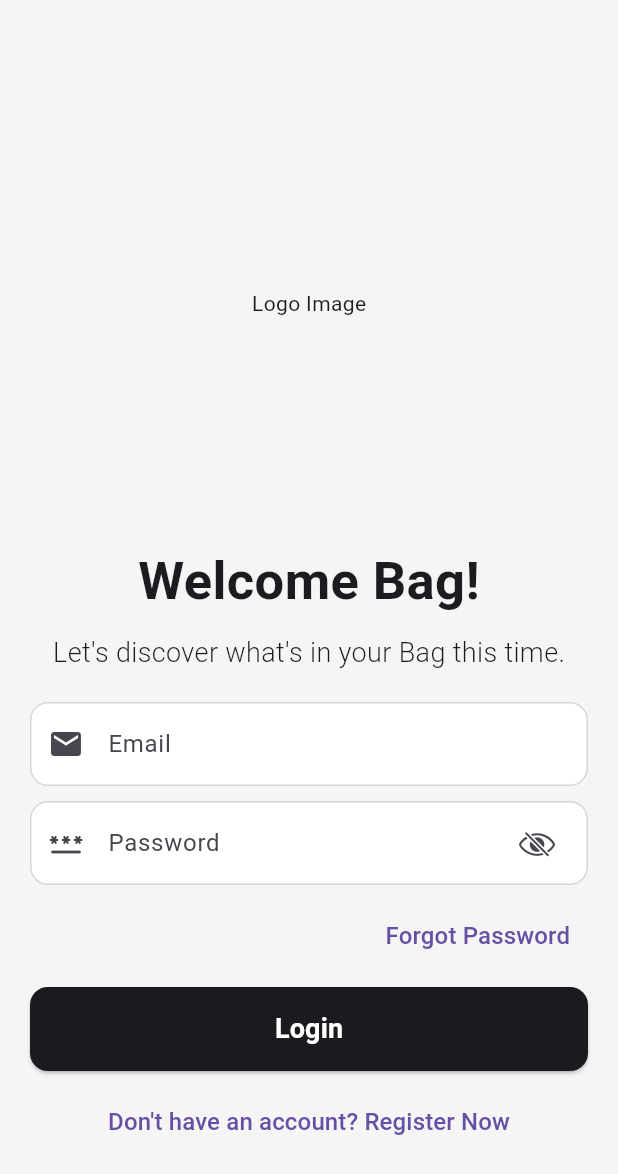
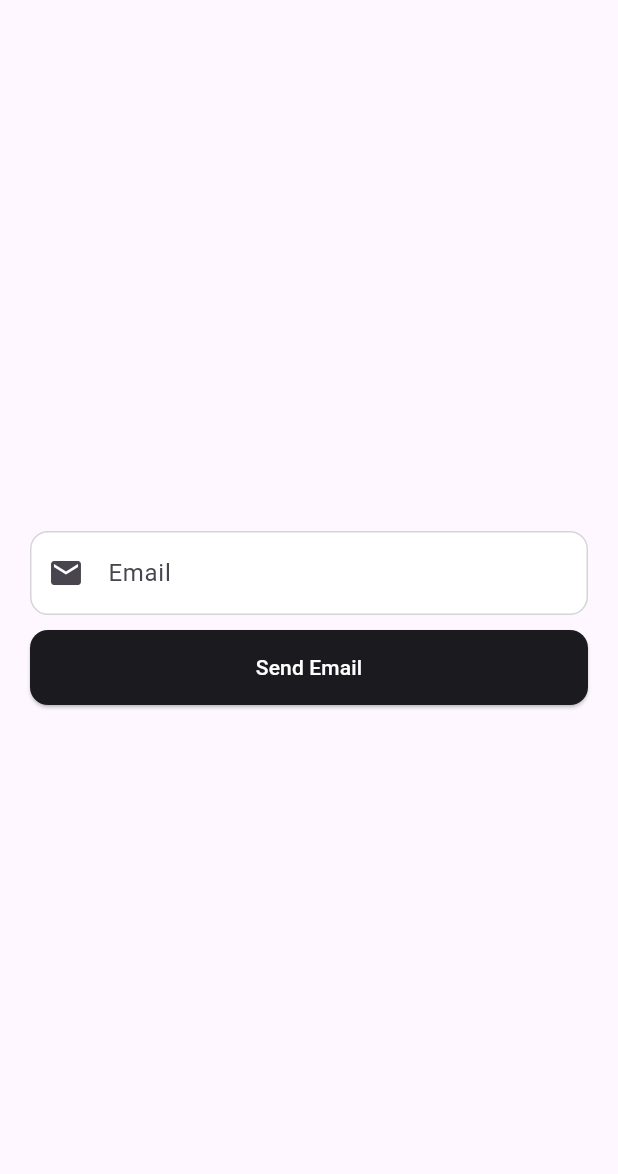
Before and after one commit to ltsatsi/E-Commerce, a Flutter app: the LoginPage screen opened by its route, after a tap on "Forgot Password", on a phone screen of 412 x 824 dp. Shown: the top 1174 px of the screen. Run offline on Flutter 3.47's test engine with Material 3 defaults, Android fonts, the phone set to English and light mode, and no system bars; our stand-ins replace cloud_firestore, firebase_auth, firebase_core, flutter_riverpod, riverpod; accounts and stored records are empty; network calls fail.

Commit message:
Reset Password Added

```diff
--- /dev/null
+++ b/lib/auth-feature/presentation/forgot_password.dart
@@ -0,0 +1,85 @@
+import 'package:firebase_auth/firebase_auth.dart';
+import 'package:flutter/material.dart';
+
+class ForgotPassword extends StatefulWidget {
+  const ForgotPassword({super.key});
+
+  @override
+  State<ForgotPassword> createState() => _ForgotPasswordState();
+}
+
+class _ForgotPasswordState extends State<ForgotPassword> {
+  final _emailCtrl = TextEditingController();
+
+  Future _resetPassword() async {
+    try {
+      await FirebaseAuth.instance.sendPasswordResetEmail(
+        email: _emailCtrl.text.trim(),
+      );
+
+      ScaffoldMessenger.of(context).showSnackBar(
+        const SnackBar(content: Text("Password reset email sent")),
+      );
+
+      _emailCtrl.clear();
+    } catch (e) {
+      ScaffoldMessenger.of(
+        context,
+      ).showSnackBar(SnackBar(content: Text(e.toString())));
+    }
+  }
+
+  @override
+  Widget build(BuildContext context) {
+    return Scaffold(
+      body: Center(
+        child: Padding(
+          padding: const EdgeInsets.all(20.0),
+          child: Column(
+            mainAxisAlignment: MainAxisAlignment.center,
+            children: [
+              // Email text field
+              TextField(
+                controller: _emailCtrl,
+                decoration: InputDecoration(
+                  filled: true,
+                  fillColor: Colors.white,
+                  enabledBorder: OutlineInputBorder(
+                    borderRadius: BorderRadius.circular(12),
+                    borderSide: const BorderSide(color: Color(0xFFD5D4D8)),
+                  ),
+                  focusedBorder: OutlineInputBorder(
+                    borderRadius: BorderRadius.circular(12),
+                    borderSide: const BorderSide(color: Color(0xFF97969C)),
+                  ),
+                  prefixIcon: Icon(Icons.email),
+                  hintText: 'Email',
+                ),
+              ),
+              SizedBox(height: 10),
+              SizedBox(
+                width: double.infinity,
+                child: ElevatedButton(
+                  style: ElevatedButton.styleFrom(
+                    backgroundColor: const Color(0xFF1B1A1F),
+                    shape: RoundedRectangleBorder(
+                      borderRadius: BorderRadius.circular(12),
+                    ),
+                  ),
+                  onPressed: _resetPassword,
+                  child: Padding(
+                    padding: const EdgeInsets.all(15),
+                    child: Text(
+                      'Send Email',
+                      style: TextStyle(color: Colors.white),
+                    ),
+                  ),
+                ),
+              ),
+            ],
+          ),
+        ),
+      ),
+    );
+  }
+}
--- a/lib/auth-feature/presentation/login_page.dart
+++ b/lib/auth-feature/presentation/login_page.dart
@@ -1,3 +1,4 @@
+import 'package:e_commerce/utils/routes/route_manager.dart';
 import 'package:firebase_auth/firebase_auth.dart';
 import 'package:flutter/cupertino.dart';
 import 'package:flutter/material.dart';
@@ -58,7 +59,7 @@ class _LoginPageState extends State<LoginPage> {
                   child: Center(
                     child: Column(
                       mainAxisAlignment: MainAxisAlignment.center,
-                      children: [Text('Logo Image')],
+                      children: [Text('')],
                     ),
                   ),
                 ),
@@ -159,7 +160,11 @@ class _LoginPageState extends State<LoginPage> {
                   mainAxisAlignment: MainAxisAlignment.end,
                   children: [
                     TextButton(
-                      onPressed: () {},
+                      onPressed: () {
+                        Navigator.of(
+                          context,
+                        ).pushNamed(RouteManager.forgotPassword);
+                      },
                       child: Text(
                         'Forgot Password',
                         style: TextStyle(
--- a/lib/utils/routes/route_manager.dart
+++ b/lib/utils/routes/route_manager.dart
@@ -1,4 +1,5 @@
 import 'package:e_commerce/auth-feature/presentation/auth_gate.dart';
+import 'package:e_commerce/auth-feature/presentation/forgot_password.dart';
 import 'package:e_commerce/auth-feature/presentation/get_started_page.dart';
 import 'package:e_commerce/auth-feature/presentation/login_page.dart';
 import 'package:e_commerce/auth-feature/presentation/register_page.dart';
@@ -16,6 +17,7 @@ class RouteManager {
   static const String getStartedPage = '/getStartedPage';
   static const String registerPage = '/registerPage';
   static const String loginPage = '/loginPage';
+  static const String forgotPassword = '/forgotPassword';
   static const String homePage = '/homePage';
   static const String productPage = '/productPage';
   static const String cartPage = '/cartPage';
@@ -42,6 +44,8 @@ class RouteManager {
         return MaterialPageRoute(builder: (context) => LoginPage());
       case profilePage:
         return MaterialPageRoute(builder: (context) => ProfilePage());
+      case forgotPassword:
+        return MaterialPageRoute(builder: (context) => ForgotPassword());
       default:
         throw FormatException('Page not found! Check RouteManager.');
     }
```
Also changed, not shown: lib/auth-feature/presentation/get_started_page.dart (+9 -4 lines), lib/profile-feature/presentation/profile_page.dart (+22 -1 lines).
